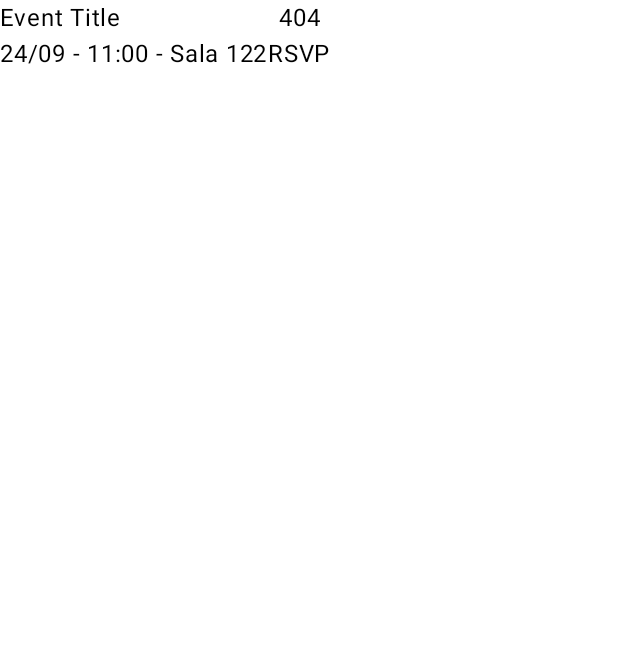
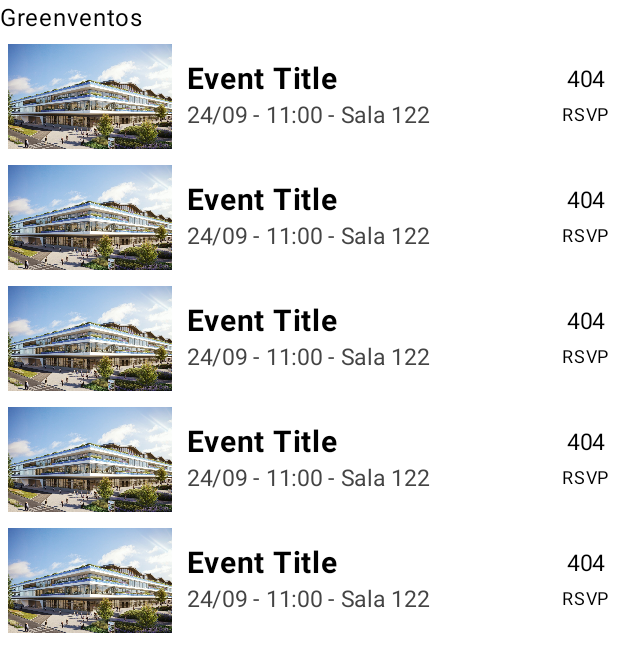
Before and after one commit to nathanpc/iade-ei-greenventos, an Android app built with Jetpack Compose: the @Preview function HomePreview, on a phone screen of 412 x 824 dp. Shown: the top 672 px of the screen. Run offline under Robolectric (Android 15) with nearby library versions, the phone set to English and light mode, and no system bars.

Commit message:
Finished creating EventListItem UI component

```diff
--- a/app/src/main/java/pt/iade/ei/greenventos/MainActivity.kt
+++ b/app/src/main/java/pt/iade/ei/greenventos/MainActivity.kt
@@ -14,6 +14,8 @@ import androidx.compose.runtime.Composable
 import androidx.compose.ui.Alignment
 import androidx.compose.ui.Modifier
 import androidx.compose.ui.tooling.preview.Preview
+import androidx.compose.ui.unit.dp
+import pt.iade.ei.greenventos.ui.components.EventListItem
 import pt.iade.ei.greenventos.ui.theme.GreenventosTheme
 
 class MainActivity : ComponentActivity() {
@@ -27,27 +29,17 @@ class MainActivity : ComponentActivity() {
     }
 }
 
-@Composable
-fun EventListItem() {
-    Row {
-        Column {
-            Text("Event Title")
-            Text("24/09 - 11:00 - Sala 122")
-        }
-
-        Column(
-            horizontalAlignment = Alignment.CenterHorizontally
-        ) {
-            Text("404")
-            Text("RSVP")
-        }
-    }
-}
-
 @Preview(showBackground = true)
 @Composable
 fun HomePreview() {
     GreenventosTheme {
-        EventListItem()
+        Column(
+            modifier = Modifier.fillMaxSize()
+        ) {
+            Text("Greenventos")
+            for (i in 1..5) {
+                EventListItem()
+            }
+        }
     }
 }
--- /dev/null
+++ b/app/src/main/java/pt/iade/ei/greenventos/ui/components/EventListItem.kt
@@ -0,0 +1,79 @@
+package pt.iade.ei.greenventos.ui.components
+
+import androidx.compose.foundation.Image
+import androidx.compose.foundation.layout.Arrangement
+import androidx.compose.foundation.layout.Column
+import androidx.compose.foundation.layout.Row
+import androidx.compose.foundation.layout.fillMaxWidth
+import androidx.compose.foundation.layout.height
+import androidx.compose.foundation.layout.padding
+import androidx.compose.material3.Text
+import androidx.compose.runtime.Composable
+import androidx.compose.ui.Alignment
+import androidx.compose.ui.Modifier
+import androidx.compose.ui.draw.scale
+import androidx.compose.ui.graphics.Color
+import androidx.compose.ui.layout.ModifierLocalBeyondBoundsLayout
+import androidx.compose.ui.res.painterResource
+import androidx.compose.ui.text.font.FontWeight
+import androidx.compose.ui.tooling.preview.Preview
+import androidx.compose.ui.unit.dp
+import androidx.compose.ui.unit.sp
+import pt.iade.ei.greenventos.R
+
+
+@Composable
+fun EventListItem() {
+    Row(
+        horizontalArrangement = Arrangement.SpaceBetween,
+        verticalAlignment = Alignment.CenterVertically,
+        modifier = Modifier
+            .fillMaxWidth()
+            .padding(all = 5.dp)
+    ) {
+        Row(
+            verticalAlignment = Alignment.CenterVertically
+        ) {
+            Image(
+                painter = painterResource(R.drawable.green_campus),
+                contentDescription = "Fachada do Green Campus",
+                modifier = Modifier
+                    .height(70.dp)
+                    .padding(end = 10.dp)
+            )
+
+            Column {
+                Text(
+                    text = "Event Title",
+                    fontWeight = FontWeight.Bold,
+                    fontSize = 20.sp
+                )
+
+                Text(
+                    text = "24/09 - 11:00 - Sala 122",
+                    color = Color.DarkGray,
+                    fontSize = 15.sp
+                )
+            }
+        }
+
+        Column(
+            horizontalAlignment = Alignment.CenterHorizontally
+        ) {
+            Text(
+                text = "404",
+                fontSize = 15.sp
+            )
+            Text(
+                text = "RSVP",
+                fontSize = 12.sp
+            )
+        }
+    }
+}
+
+@Composable
+@Preview(showBackground = true)
+fun EventListItemPreview() {
+    EventListItem()
+}
```
Also changed, not shown: app/src/main/res/drawable/green_campus.jpg (added).
